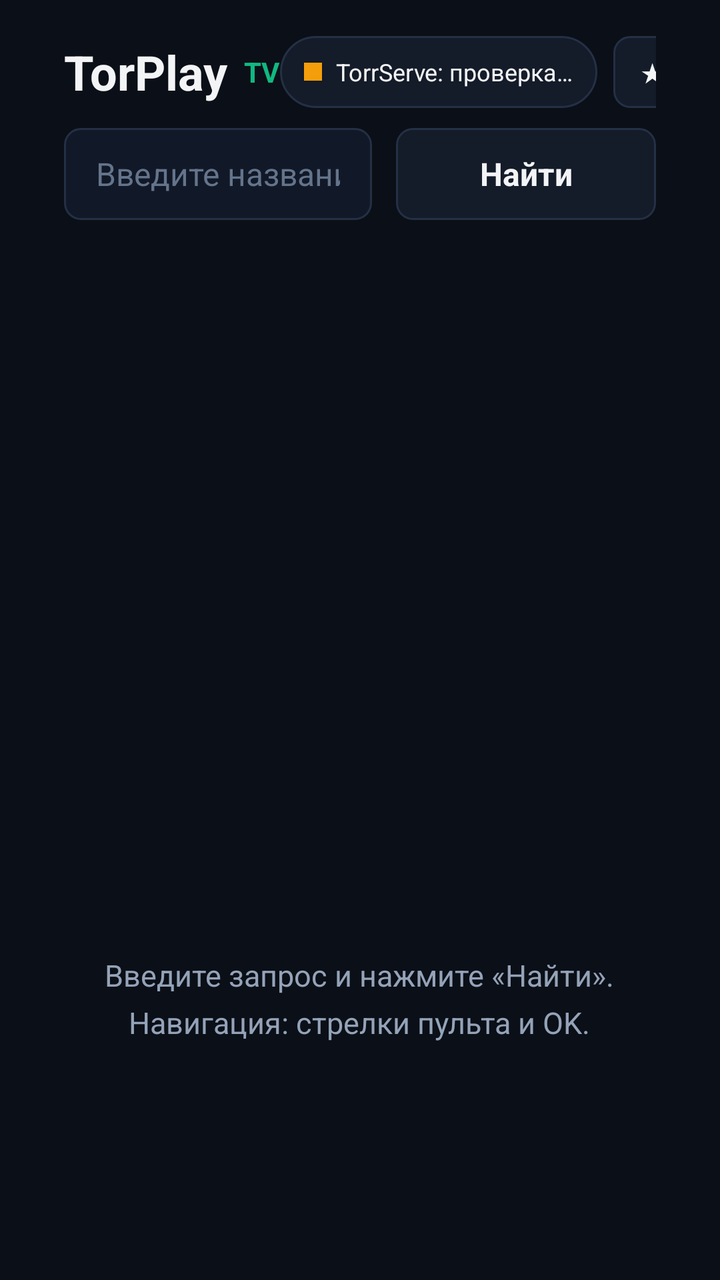
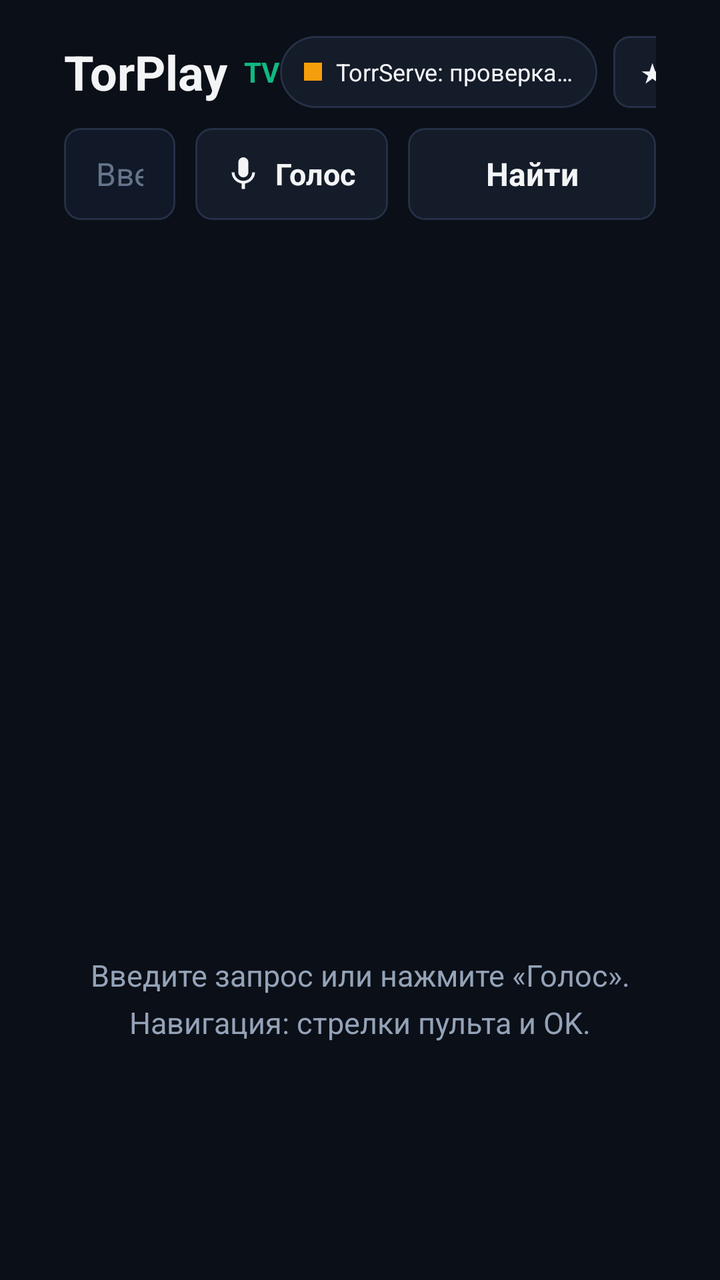

An Android layout rendered at two revisions. The XML below is the earlier revision; the diff shows what the commit changed to produce the second picture.
<!-- AndroidManifest.xml: application theme Theme.TorPlay -->
<!-- res/layout/activity_main.xml -->
<?xml version="1.0" encoding="utf-8"?>
<FrameLayout xmlns:android="http://schemas.android.com/apk/res/android"
    android:layout_width="match_parent"
    android:layout_height="match_parent"
    android:background="@color/bg_screen">

    <LinearLayout
        android:layout_width="match_parent"
        android:layout_height="match_parent"
        android:orientation="vertical"
        android:paddingStart="32dp"
        android:paddingEnd="32dp"
        android:paddingTop="18dp"
        android:paddingBottom="14dp">

        
        <LinearLayout
            android:layout_width="match_parent"
            android:layout_height="wrap_content"
            android:gravity="center_vertical"
            android:orientation="horizontal"
            android:paddingBottom="10dp">

            <TextView
                android:id="@+id/tvBrand"
                android:layout_width="wrap_content"
                android:layout_height="wrap_content"
                android:text="TorPlay"
                android:textColor="@color/text_primary"
                android:textSize="24sp"
                android:textStyle="bold" />

            <TextView
                android:layout_width="wrap_content"
                android:layout_height="wrap_content"
                android:layout_marginStart="8dp"
                android:text="TV"
                android:textColor="@color/accent_emerald"
                android:textSize="14sp"
                android:textStyle="bold" />

            <View
                android:layout_width="0dp"
                android:layout_height="1dp"
                android:layout_weight="1" />

            <LinearLayout
                android:id="@+id/btnTorrServeStatus"
                android:layout_width="wrap_content"
                android:layout_height="36dp"
                android:layout_marginEnd="8dp"
                android:background="@drawable/bg_status_pill"
                android:clickable="true"
                android:focusable="true"
                android:gravity="center_vertical"
                android:nextFocusDown="@+id/etSearch"
                android:orientation="horizontal"
                android:paddingStart="12dp"
                android:paddingEnd="12dp">

                <View
                    android:id="@+id/viewStatusDot"
                    android:layout_width="9dp"
                    android:layout_height="9dp"
                    android:layout_marginEnd="7dp"
                    android:background="@color/status_warn" />

                <TextView
                    android:id="@+id/tvTorrServeStatus"
                    android:layout_width="wrap_content"
                    android:layout_height="wrap_content"
                    android:text="@string/status_checking"
                    android:textColor="@color/text_primary"
                    android:textSize="12sp" />
            </LinearLayout>

            <TextView
                android:id="@+id/btnFavoriteQuery"
                android:layout_width="wrap_content"
                android:layout_height="36dp"
                android:layout_marginEnd="8dp"
                android:background="@drawable/bg_button_selector"
                android:clickable="true"
                android:focusable="true"
                android:gravity="center"
                android:nextFocusDown="@+id/etSearch"
                android:paddingStart="14dp"
                android:paddingEnd="14dp"
                android:text="@string/btn_fav_toggle"
                android:textColor="@color/text_primary"
                android:textSize="12sp"
                android:textStyle="bold" />

            <TextView
                android:id="@+id/btnSettings"
                android:layout_width="wrap_content"
                android:layout_height="36dp"
                android:background="@drawable/bg_button_selector"
                android:clickable="true"
                android:focusable="true"
                android:gravity="center"
                android:nextFocusDown="@+id/btnSearch"
                android:paddingStart="14dp"
                android:paddingEnd="14dp"
                android:text="@string/btn_settings"
                android:textColor="@color/text_primary"
                android:textSize="12sp"
                android:textStyle="bold" />
        </LinearLayout>

        
        <LinearLayout
            android:layout_width="match_parent"
            android:layout_height="wrap_content"
            android:gravity="center_vertical"
            android:orientation="horizontal"
            android:paddingBottom="10dp">

            <EditText
                android:id="@+id/etSearch"
                android:layout_width="0dp"
                android:layout_height="46dp"
                android:layout_weight="1"
                android:background="@drawable/bg_input_selector"
                android:hint="@string/search_hint"
                android:imeOptions="actionSearch"
                android:inputType="text"
                android:maxLines="1"
                android:nextFocusRight="@+id/btnSearch"
                android:nextFocusUp="@+id/btnTorrServeStatus"
                android:paddingStart="16dp"
                android:paddingEnd="16dp"
                android:singleLine="true"
                android:textColor="@color/text_primary"
                android:textColorHint="@color/text_muted"
                android:textSize="16sp" />

            <TextView
                android:id="@+id/btnSearch"
                android:layout_width="130dp"
                android:layout_height="46dp"
                android:layout_marginStart="12dp"
                android:background="@drawable/bg_button_selector"
                android:clickable="true"
                android:focusable="true"
                android:gravity="center"
                android:nextFocusLeft="@+id/etSearch"
                android:nextFocusUp="@+id/btnSettings"
                android:text="@string/btn_search"
                android:textColor="@color/text_primary"
                android:textSize="16sp"
                android:textStyle="bold" />
        </LinearLayout>

        
        <LinearLayout
            android:id="@+id/layoutFilters"
            android:layout_width="match_parent"
            android:layout_height="wrap_content"
            android:gravity="center_vertical"
            android:orientation="horizontal"
            android:paddingBottom="8dp"
            android:visibility="gone">

            <TextView
                android:id="@+id/btnFilterAll"
                android:layout_width="wrap_content"
                android:layout_height="32dp"
                android:layout_marginEnd="7dp"
                android:background="@drawable/bg_chip_selector"
                android:clickable="true"
                android:focusable="true"
                android:gravity="center"
                android:nextFocusDown="@+id/rvResults"
                android:nextFocusUp="@+id/etSearch"
                android:paddingStart="12dp"
                android:paddingEnd="12dp"
                android:text="@string/filter_all"
                android:textColor="@color/text_primary"
                android:textSize="12sp"
                android:textStyle="bold" />

            <TextView
                android:id="@+id/btnFilter4k"
                android:layout_width="wrap_content"
                android:layout_height="32dp"
                android:layout_marginEnd="7dp"
                android:background="@drawable/bg_chip_selector"
                android:clickable="true"
                android:focusable="true"
                android:gravity="center"
                android:nextFocusDown="@+id/rvResults"
                android:nextFocusUp="@+id/etSearch"
                android:paddingStart="12dp"
                android:paddingEnd="12dp"
                android:text="@string/filter_4k"
                android:textColor="@color/text_primary"
                android:textSize="12sp"
                android:textStyle="bold" />

            <TextView
                android:id="@+id/btnFilter1080"
                android:layout_width="wrap_content"
                android:layout_height="32dp"
                android:layout_marginEnd="7dp"
                android:background="@drawable/bg_chip_selector"
                android:clickable="true"
                android:focusable="true"
                android:gravity="center"
                android:nextFocusDown="@+id/rvResults"
                android:nextFocusUp="@+id/etSearch"
                android:paddingStart="12dp"
                android:paddingEnd="12dp"
                android:text="@string/filter_1080"
                android:textColor="@color/text_primary"
                android:textSize="12sp"
                android:textStyle="bold" />

            <TextView
                android:id="@+id/btnFilter720"
                android:layout_width="wrap_content"
                android:layout_height="32dp"
                android:layout_marginEnd="7dp"
                android:background="@drawable/bg_chip_selector"
                android:clickable="true"
                android:focusable="true"
                android:gravity="center"
                android:nextFocusDown="@+id/rvResults"
                android:nextFocusUp="@+id/etSearch"
                android:paddingStart="12dp"
                android:paddingEnd="12dp"
                android:text="@string/filter_720"
                android:textColor="@color/text_primary"
                android:textSize="12sp"
                android:textStyle="bold" />

            <TextView
                android:id="@+id/btnFilterHdr"
                android:layout_width="wrap_content"
                android:layout_height="32dp"
                android:layout_marginEnd="10dp"
                android:background="@drawable/bg_chip_selector"
                android:clickable="true"
                android:focusable="true"
                android:gravity="center"
                android:nextFocusDown="@+id/rvResults"
                android:nextFocusUp="@+id/etSearch"
                android:paddingStart="12dp"
                android:paddingEnd="12dp"
                android:text="@string/filter_hdr"
                android:textColor="@color/text_primary"
                android:textSize="12sp"
                android:textStyle="bold" />

            <TextView
                android:id="@+id/tvSearchMeta"
                android:layout_width="0dp"
                android:layout_height="wrap_content"
                android:layout_weight="1"
                android:ellipsize="end"
                android:maxLines="1"
                android:textColor="@color/text_secondary"
                android:textSize="12sp" />

            <TextView
                android:id="@+id/btnSort"
                android:layout_width="wrap_content"
                android:layout_height="32dp"
                android:layout_marginStart="8dp"
                android:background="@drawable/bg_chip_selector"
                android:clickable="true"
                android:focusable="true"
                android:gravity="center"
                android:nextFocusDown="@+id/rvResults"
                android:nextFocusUp="@+id/btnSearch"
                android:paddingStart="12dp"
                android:paddingEnd="12dp"
                android:text="@string/sort_seeds"
                android:textColor="@color/text_primary"
                android:textSize="12sp"
                android:textStyle="bold" />
        </LinearLayout>

        
        <LinearLayout
            android:id="@+id/layoutHomeShelves"
            android:layout_width="match_parent"
            android:layout_height="0dp"
            android:layout_weight="1"
            android:orientation="vertical">

            
            <TextView
                android:id="@+id/tvFavoritesHeader"
                android:layout_width="match_parent"
                android:layout_height="wrap_content"
                android:paddingTop="4dp"
                android:paddingBottom="6dp"
                android:text="@string/favorites_title"
                android:textColor="@color/text_primary"
                android:textSize="15sp"
                android:textStyle="bold"
                android:visibility="gone" />

            <androidx.recyclerview.widget.RecyclerView
                android:id="@+id/rvFavorites"
                android:layout_width="match_parent"
                android:layout_height="wrap_content"
                android:clipToPadding="false"
                android:visibility="gone" />

            
            <TextView
                android:id="@+id/tvHistoryHeader"
                android:layout_width="match_parent"
                android:layout_height="wrap_content"
                android:paddingTop="8dp"
                android:paddingBottom="6dp"
                android:text="@string/history_title"
                android:textColor="@color/text_primary"
                android:textSize="15sp"
                android:textStyle="bold"
                android:visibility="gone" />

            <androidx.recyclerview.widget.RecyclerView
                android:id="@+id/rvHistory"
                android:layout_width="match_parent"
                android:layout_height="0dp"
                android:layout_weight="1"
                android:clipToPadding="false" />

            
            <LinearLayout
                android:id="@+id/layoutEmpty"
                android:layout_width="match_parent"
                android:layout_height="0dp"
                android:layout_weight="1"
                android:gravity="center"
                android:orientation="vertical">

                <ProgressBar
                    android:id="@+id/progressSearch"
                    android:layout_width="42dp"
                    android:layout_height="42dp"
                    android:layout_marginBottom="12dp"
                    android:indeterminateTint="@color/accent_emerald"
                    android:visibility="gone" />

                <TextView
                    android:id="@+id/tvEmptyMessage"
                    android:layout_width="wrap_content"
                    android:layout_height="wrap_content"
                    android:gravity="center"
                    android:lineSpacingMultiplier="1.3"
                    android:text="@string/empty_prompt"
                    android:textColor="@color/text_secondary"
                    android:textSize="15sp" />
            </LinearLayout>
        </LinearLayout>

        
        <androidx.recyclerview.widget.RecyclerView
            android:id="@+id/rvResults"
            android:layout_width="match_parent"
            android:layout_height="0dp"
            android:layout_weight="1"
            android:clipToPadding="false"
            android:paddingBottom="12dp"
            android:visibility="gone" />
    </LinearLayout>

    
    <FrameLayout
        android:id="@+id/layoutLoadingOverlay"
        android:layout_width="match_parent"
        android:layout_height="match_parent"
        android:background="@color/bg_overlay"
        android:clickable="true"
        android:focusable="true"
        android:visibility="gone">

        <LinearLayout
            android:layout_width="480dp"
            android:layout_height="wrap_content"
            android:layout_gravity="center"
            android:background="@drawable/bg_dialog"
            android:gravity="center_horizontal"
            android:orientation="vertical"
            android:padding="28dp">

            <ProgressBar
                android:layout_width="42dp"
                android:layout_height="42dp"
                android:layout_marginBottom="14dp"
                android:indeterminateTint="@color/accent_emerald" />

            <TextView
                android:id="@+id/tvLoadingTitle"
                android:layout_width="match_parent"
                android:layout_height="wrap_content"
                android:ellipsize="end"
                android:gravity="center"
                android:maxLines="2"
                android:text="Подготовка потока…"
                android:textColor="@color/text_primary"
                android:textSize="17sp"
                android:textStyle="bold" />

            <TextView
                android:id="@+id/tvLoadingStep"
                android:layout_width="match_parent"
                android:layout_height="wrap_content"
                android:layout_marginTop="8dp"
                android:gravity="center"
                android:text="Подключение к TorrServe…"
                android:textColor="@color/text_secondary"
                android:textSize="14sp" />

            <ProgressBar
                android:id="@+id/progressBuffer"
                style="?android:attr/progressBarStyleHorizontal"
                android:layout_width="match_parent"
                android:layout_height="8dp"
                android:layout_marginTop="16dp"
                android:max="100"
                android:progress="0"
                android:progressTint="@color/accent_emerald"
                android:visibility="gone" />

            <TextView
                android:id="@+id/tvLoadingStats"
                android:layout_width="match_parent"
                android:layout_height="wrap_content"
                android:layout_marginTop="10dp"
                android:gravity="center"
                android:textColor="@color/accent_emerald"
                android:textSize="14sp"
                android:textStyle="bold"
                android:visibility="gone" />

            <TextView
                android:layout_width="wrap_content"
                android:layout_height="wrap_content"
                android:layout_marginTop="16dp"
                android:text="Нажмите «Назад» на пульте для отмены"
                android:textColor="@color/text_muted"
                android:textSize="12sp" />
        </LinearLayout>
    </FrameLayout>
</FrameLayout>
<!-- resources referenced by this layout -->
<resources>
  <color name="accent_emerald">#10B981</color>
  <color name="bg_overlay">#CC080B12</color>
  <color name="bg_screen">#0B0F17</color>
  <color name="status_warn">#F59E0B</color>
  <color name="text_muted">#64748B</color>
  <color name="text_primary">#F3F4F6</color>
  <color name="text_secondary">#94A3B8</color>
  <!-- drawable bg_dialog (drawable) -->
  <?xml version="1.0" encoding="utf-8"?>
  <shape xmlns:android="http://schemas.android.com/apk/res/android" android:shape="rectangle">
      <solid android:color="#111827" />
      <stroke android:width="1dp" android:color="@color/border_subtle" />
      <corners android:radius="12dp" />
  </shape>
  <!-- drawable bg_input_selector (drawable) -->
  <?xml version="1.0" encoding="utf-8"?>
  <selector xmlns:android="http://schemas.android.com/apk/res/android">
      <item android:state_focused="true">
          <shape android:shape="rectangle">
              <solid android:color="@color/bg_surface_focused" />
              <stroke android:width="2dp" android:color="@color/accent_emerald" />
              <corners android:radius="8dp" />
          </shape>
      </item>
      <item>
          <shape android:shape="rectangle">
              <solid android:color="@color/bg_input" />
              <stroke android:width="1dp" android:color="@color/border_subtle" />
              <corners android:radius="8dp" />
          </shape>
      </item>
  </selector>
  <string name="btn_fav_toggle">★ В избранное</string>
  <string name="btn_search">Найти</string>
  <string name="btn_settings">Настройки</string>
  <string name="empty_prompt">Введите запрос и нажмите «Найти».\nНавигация: стрелки пульта и OK.</string>
  <string name="favorites_title">Избранное</string>
  <string name="filter_1080">1080p</string>
  <string name="filter_4k">4K</string>
  <string name="filter_720">720p</string>
  <string name="filter_all">Все</string>
  <string name="filter_hdr">HDR</string>
  <string name="history_title">История просмотров</string>
  <string name="search_hint">Введите название фильма или сериала…</string>
  <string name="sort_seeds">Сорт: Сиды ▼</string>
  <string name="status_checking">TorrServe: проверка…</string>
  <style name="Theme.TorPlay" parent="Theme.AppCompat.NoActionBar">
          <item name="android:windowBackground">@color/bg_screen</item>
          <item name="colorPrimary">@color/accent_emerald</item>
          <item name="colorPrimaryDark">@color/bg_screen</item>
          <item name="colorAccent">@color/accent_emerald</item>
          <item name="android:textColorPrimary">@color/text_primary</item>
          <item name="android:textColorSecondary">@color/text_secondary</item>
          <item name="android:windowOverscan">true</item>
      </style>
  <color name="accent_emerald_dark">#059669</color>
  <color name="bg_surface">#141B29</color>
  <color name="border_subtle">#243045</color>
  <color name="bg_surface_focused">#1C283B</color>
  <color name="bg_input">#111827</color>
  <!-- unchanged entries left out for length: 3 -->
</resources>

<!-- the commit's change to res/layout/activity_main.xml (unified diff, before → after) -->
@@ -83,7 +83,7 @@
                 android:clickable="true"
                 android:focusable="true"
                 android:gravity="center"
-                android:nextFocusDown="@+id/etSearch"
+                android:nextFocusDown="@+id/btnVoiceSearch"
                 android:paddingStart="14dp"
                 android:paddingEnd="14dp"
                 android:text="@string/btn_fav_toggle"
@@ -126,7 +126,7 @@
                 android:imeOptions="actionSearch"
                 android:inputType="text"
                 android:maxLines="1"
-                android:nextFocusRight="@+id/btnSearch"
+                android:nextFocusRight="@+id/btnVoiceSearch"
                 android:nextFocusUp="@+id/btnTorrServeStatus"
                 android:paddingStart="16dp"
                 android:paddingEnd="16dp"
@@ -135,16 +135,50 @@
                 android:textColorHint="@color/text_muted"
                 android:textSize="16sp" />
 
+            <LinearLayout
+                android:id="@+id/btnVoiceSearch"
+                android:layout_width="wrap_content"
+                android:layout_height="46dp"
+                android:layout_marginStart="10dp"
+                android:background="@drawable/bg_button_selector"
+                android:clickable="true"
+                android:contentDescription="@string/btn_voice"
+                android:descendantFocusability="blocksDescendants"
+                android:focusable="true"
+                android:gravity="center"
+                android:nextFocusLeft="@+id/etSearch"
+                android:nextFocusRight="@+id/btnSearch"
+                android:nextFocusUp="@+id/btnFavoriteQuery"
+                android:orientation="horizontal"
+                android:paddingStart="14dp"
+                android:paddingEnd="16dp">
+
+                <ImageView
+                    android:layout_width="20dp"
+                    android:layout_height="20dp"
+                    android:layout_marginEnd="6dp"
+                    android:importantForAccessibility="no"
+                    android:src="@drawable/ic_mic" />
+
+                <TextView
+                    android:layout_width="wrap_content"
+                    android:layout_height="wrap_content"
+                    android:text="@string/btn_voice"
+                    android:textColor="@color/text_primary"
+                    android:textSize="15sp"
+                    android:textStyle="bold" />
+            </LinearLayout>
+
             <TextView
                 android:id="@+id/btnSearch"
-                android:layout_width="130dp"
+                android:layout_width="124dp"
                 android:layout_height="46dp"
-                android:layout_marginStart="12dp"
+                android:layout_marginStart="10dp"
                 android:background="@drawable/bg_button_selector"
                 android:clickable="true"
                 android:focusable="true"
                 android:gravity="center"
-                android:nextFocusLeft="@+id/etSearch"
+                android:nextFocusLeft="@+id/btnVoiceSearch"
                 android:nextFocusUp="@+id/btnSettings"
                 android:text="@string/btn_search"
                 android:textColor="@color/text_primary"
<!-- resource entries referenced after the edit -->
@@ -32,10 +32,23 @@
           </shape>
       </item>
   </selector>
+  <!-- drawable ic_mic (drawable) -->
+  <?xml version="1.0" encoding="utf-8"?>
+  <vector xmlns:android="http://schemas.android.com/apk/res/android"
+      android:width="24dp"
+      android:height="24dp"
+      android:viewportWidth="24"
+      android:viewportHeight="24">
+      <path
+          android:fillColor="#F3F4F6"
+          android:pathData="M12,14c1.66,0 3,-1.34 3,-3V5c0,-1.66 -1.34,-3 -3,-3S9,3.34 9,5v6c0,1.66 1.34,3 3,3zM17.3,11c0,3 -2.54,5.1 -5.3,5.1S6.7,14 6.7,11H5c0,3.41 2.72,6.23 6,6.72V21h2v-3.28c3.28,-0.49 6,-3.31 6,-6.72h-1.7z" />
+  </vector>
   <string name="btn_fav_toggle">★ В избранное</string>
   <string name="btn_search">Найти</string>
   <string name="btn_settings">Настройки</string>
-  <string name="empty_prompt">Введите запрос и нажмите «Найти».\nНавигация: стрелки пульта и OK.</string>
+  <string name="btn_voice">Голос</string>
+  <string name="empty_prompt">Введите запрос или нажмите «Голос».
+  Навигация: стрелки пульта и OK.</string>
   <string name="favorites_title">Избранное</string>
   <string name="filter_1080">1080p</string>
   <string name="filter_4k">4K</string>
